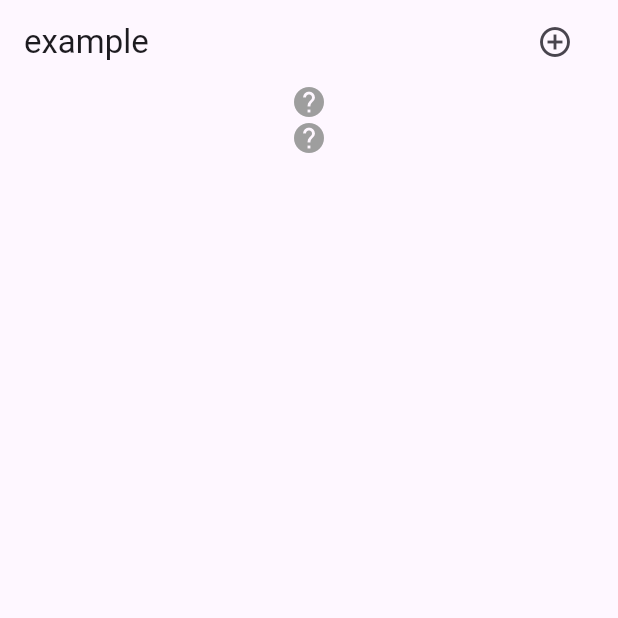
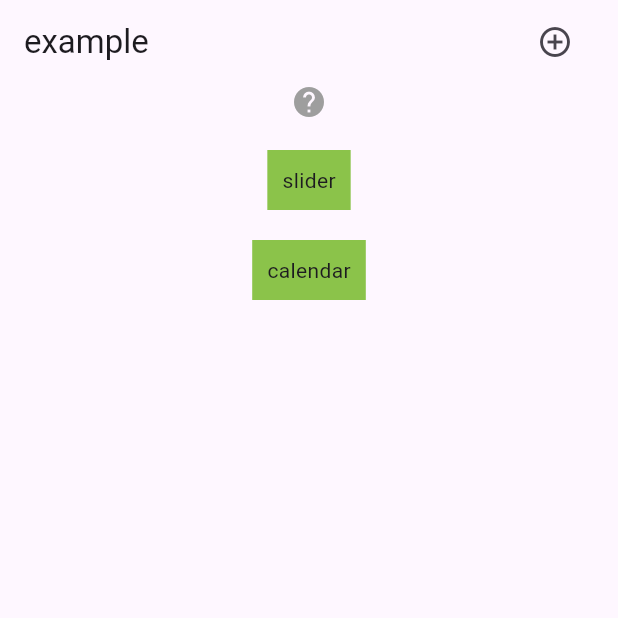
Before and after one commit to herowws/flutter_popup, a Flutter app: the screen it shows after launch, on a phone screen of 412 x 824 dp, the top half of it. Run offline on Flutter 3.47's test engine with Material 2 defaults, Android fonts, the phone set to English and light mode, and no system bars.

Commit message:
-fix update style issue

```diff
--- a/example/lib/main.dart
+++ b/example/lib/main.dart
@@ -26,15 +26,16 @@ class MyHomePage extends StatefulWidget {
 }
 
 class _MyHomePageState extends State<MyHomePage> {
-  double progress = 0.5;
   final GlobalKey _anchorKey = GlobalKey();
 
   @override
   Widget build(BuildContext context) {
-    return Scaffold(
+    return Material(
+      child: Scaffold(
         appBar: AppBar(
           title: const Text('example'),
           actions: [
+            // example0 menu
             Padding(
               padding: const EdgeInsets.only(right: 30),
               child: CustomPopup(
@@ -47,41 +48,44 @@ class _MyHomePageState extends State<MyHomePage> {
             ),
           ],
         ),
-      body: DefaultTextStyle(
-        style: const TextStyle(
-          decoration: TextDecoration.none,
-          fontSize: 16,
-          color: Colors.black,
-        ),
-        child: Column(
+        body: Column(
           crossAxisAlignment: CrossAxisAlignment.stretch,
           children: [
+            // example1  text
             const CustomPopup(
-              content: Text(
-                'George says everything looks fine',
-                style: TextStyle(
-                  decoration: TextDecoration.none,
-                  fontSize: 16,
-                  color: Colors.black,
-                ),
-              ),
+              content: Text('George says everything looks fine'),
               child: Icon(Icons.help, color: Colors.grey),
             ),
+            SizedBox(height: 20),
+
+            // example2  sliver
             CustomPopup(
-              anchorKey: _anchorKey,
-              content: SizedBox(
-                width: 100,
-                height: 100,
-                child: LayoutBuilder(
-                  builder: (c, v) => Slider(
-                    value: progress,
-                    onChanged: (value) {
-                      setState(() => progress = value);
-                    },
+              content: _Slider(),
+              child: UnconstrainedBox(
+                child: Container(
+                  padding: const EdgeInsets.all(10),
+                  color: Colors.primaries[10],
+                  child: Text('slider'),
                 ),
               ),
             ),
-              child: const Icon(Icons.help, color: Colors.grey),
+            SizedBox(height: 20),
+
+            // example3  sliver
+            CustomPopup(
+              content: CalendarDatePicker(
+                initialDate: DateTime.now(),
+                firstDate: DateTime.now(),
+                lastDate: DateTime.now(),
+                onDateChanged: (v) {},
+              ),
+              child: UnconstrainedBox(
+                child: Container(
+                  padding: const EdgeInsets.all(10),
+                  color: Colors.primaries[10],
+                  child: Text('calendar'),
+                ),
+              ),
             ),
           ],
         ),
@@ -89,3 +93,28 @@ class _MyHomePageState extends State<MyHomePage> {
     );
   }
 }
+
+class _Slider extends StatefulWidget {
+  const _Slider({super.key});
+
+  @override
+  State<_Slider> createState() => __SliderState();
+}
+
+class __SliderState extends State<_Slider> {
+  double progress = 0.5;
+
+  @override
+  Widget build(BuildContext context) {
+    return SizedBox(
+      width: 300,
+      height: 100,
+      child: Slider(
+        value: progress,
+        onChanged: (value) {
+          setState(() => progress = value);
+        },
+      ),
+    );
+  }
+}
--- a/lib/src/popup.dart
+++ b/lib/src/popup.dart
@@ -4,8 +4,8 @@ enum _ArrowDirection { top, bottom }
 
 class CustomPopup extends StatelessWidget {
   final GlobalKey? anchorKey;
+  final Widget content;
   final Widget child;
-  final Widget content;
   final bool isLongPress;
   final Color? backgroundColor;
   final Color? arrowColor;
@@ -13,8 +13,8 @@ class CustomPopup extends StatelessWidget {
 
   const CustomPopup({
     super.key,
+    required this.content,
     required this.child,
-    required this.content,
     this.anchorKey,
     this.isLongPress = false,
     this.backgroundColor,
@@ -319,7 +319,11 @@ class _PopupRoute extends PopupRoute<void> {
               maxWidth: _viewportRect.width,
               maxHeight: _maxHeight,
             ),
-            child: child,
+            child: Material(
+              color: Colors.transparent,
+              type: MaterialType.transparency,
+              child: child,
+            ),
           ),
         ),
       ],
--- a/pubspec.yaml
+++ b/pubspec.yaml
@@ -1,7 +1,7 @@
 name: flutter_popup
 description: beautiful popup for flutter
-version: 0.0.1
-homepage:
+version: 1.0.0
+homepage: https://github.com/herowws/flutter_popup
 
 environment:
   sdk: '>=3.1.4 <4.0.0'
```
Also changed, not shown: 2 other files. Lines whose indentation alone changed are shown as unchanged.
